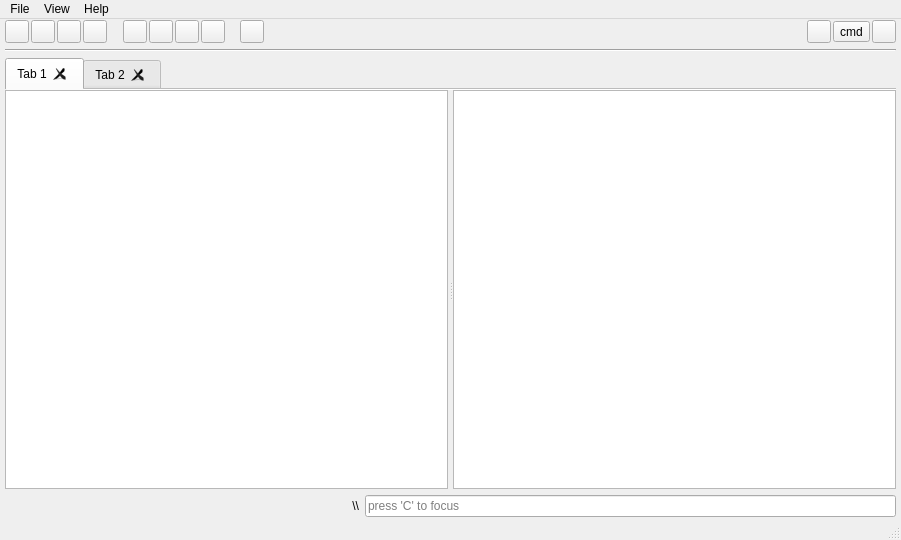
Before: the Qt Designer form mainwindow.ui in yunnsbz/File-Manager, drawn with Qt 5.
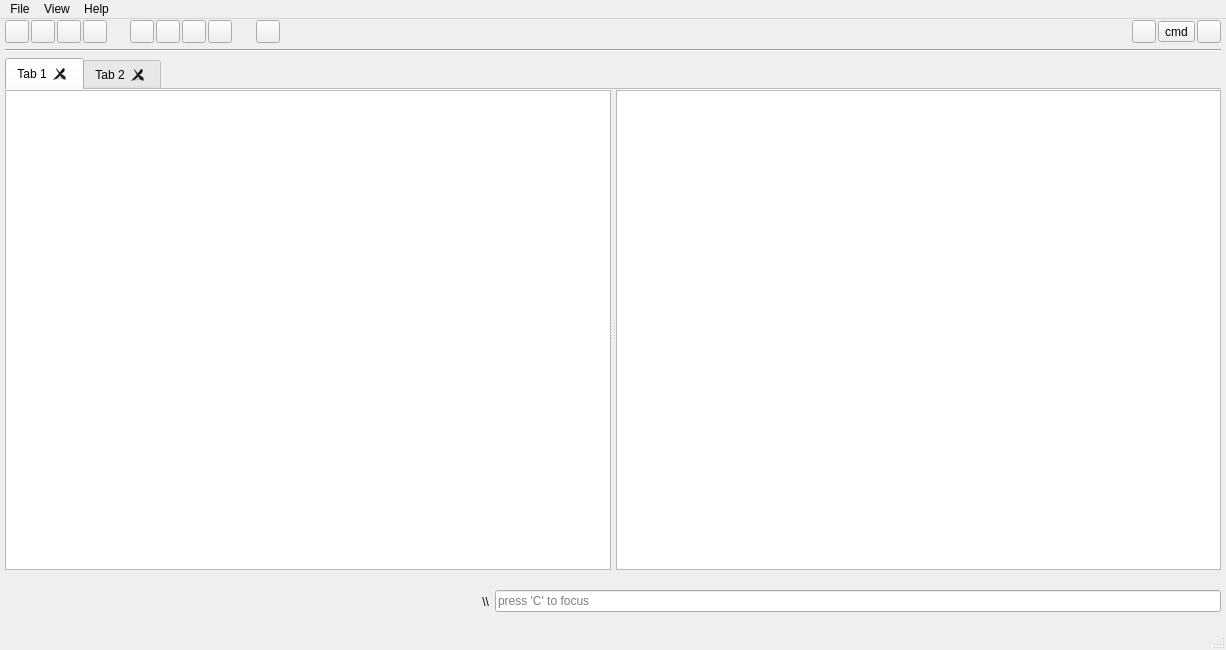
After: the same form once the commit is applied. Icons and pictures are not drawn.

```diff
--- a/mainwindow.ui
+++ b/mainwindow.ui
@@ -6,8 +6,8 @@
    <rect>
     <x>0</x>
     <y>0</y>
-    <width>901</width>
-    <height>540</height>
+    <width>1226</width>
+    <height>650</height>
    </rect>
   </property>
   <property name="minimumSize">
@@ -41,7 +41,7 @@
    <set>QMainWindow::DockOption::AllowNestedDocks|QMainWindow::DockOption::AllowTabbedDocks|QMainWindow::DockOption::AnimatedDocks|QMainWindow::DockOption::ForceTabbedDocks|QMainWindow::DockOption::GroupedDragging|QMainWindow::DockOption::VerticalTabs</set>
   </property>
   <widget class="QWidget" name="centralwidget">
-   <layout class="QGridLayout" name="gridLayout" rowstretch="1,0,0,0">
+   <layout class="QGridLayout" name="gridLayout" rowstretch="1,1,10,1">
     <property name="leftMargin">
      <number>5</number>
     </property>
@@ -455,8 +455,8 @@
     <rect>
      <x>0</x>
      <y>0</y>
-     <width>901</width>
-     <height>25</height>
+     <width>1226</width>
+     <height>21</height>
     </rect>
    </property>
    <widget class="QMenu" name="menuview">
```
